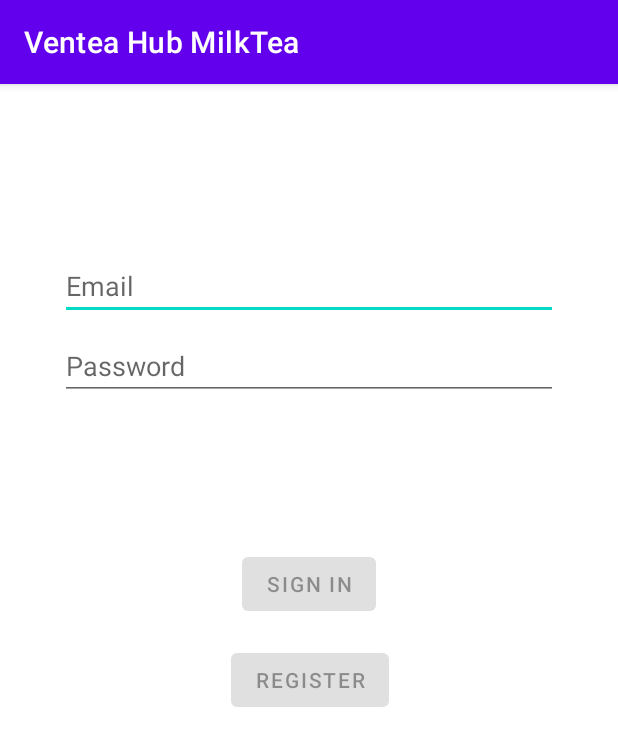
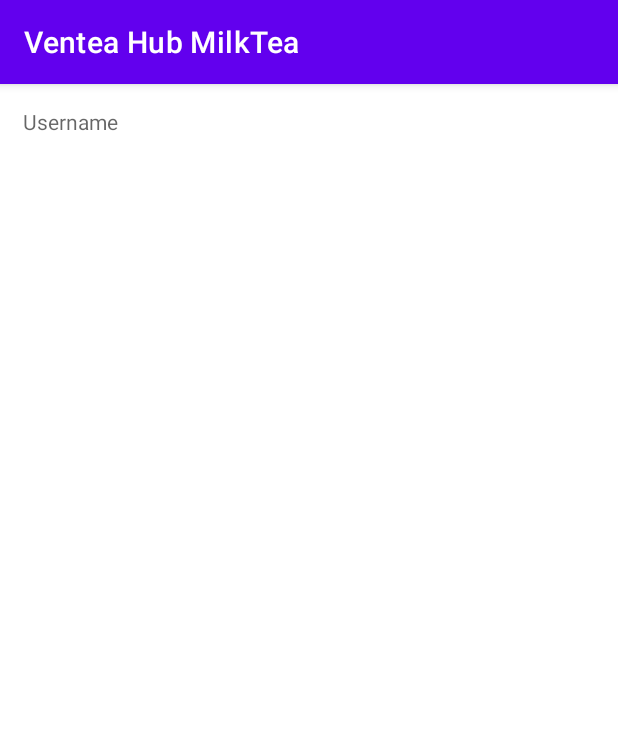
Before and after one commit to matanorlino/venteahub, an Android app: the screen it shows after launch (LoginActivity), on a phone screen of 412 x 824 dp. Shown: the top 746 px of the screen. Run offline under Robolectric (Android 15) with nearby library versions, the phone set to English and light mode, and no system bars.

Commit message:
Empty Activity

```diff
--- a/src/app/src/main/java/com/dehaja/venteahubmilktea/data/LoginDataSource.java
+++ /dev/null
@@ -1,29 +0,0 @@
-package com.dehaja.venteahubmilktea.data;
-
-import com.dehaja.venteahubmilktea.data.model.User;
-
-import java.io.IOException;
-
-/**
- * Class that handles authentication w/ login credentials and retrieves user information.
- */
-public class LoginDataSource {
-
-    public Result<User> login(String username, String password) {
-
-        try {
-            // TODO: handle loggedInUser authentication
-            User fakeUser =
-                    new User(
-                            java.util.UUID.randomUUID().toString(),
-                            "Jane Doe");
-            return new Result.Success<>(fakeUser);
-        } catch (Exception e) {
-            return new Result.Error(new IOException("Error logging in", e));
-        }
-    }
-
-    public void logout() {
-        // TODO: revoke authentication
-    }
-}
--- a/src/app/src/main/java/com/dehaja/venteahubmilktea/data/LoginRepository.java
+++ /dev/null
@@ -1,54 +0,0 @@
-package com.dehaja.venteahubmilktea.data;
-
-import com.dehaja.venteahubmilktea.data.model.User;
-
-/**
- * Class that requests authentication and user information from the remote data source and
- * maintains an in-memory cache of login status and user credentials information.
- */
-public class LoginRepository {
-
-    private static volatile LoginRepository instance;
-
-    private LoginDataSource dataSource;
-
-    // If user credentials will be cached in local storage, it is recommended it be encrypted
-    // @see https://developer.android.com/training/articles/keystore
-    private User user = null;
-
-    // private constructor : singleton access
-    private LoginRepository(LoginDataSource dataSource) {
-        this.dataSource = dataSource;
-    }
-
-    public static LoginRepository getInstance(LoginDataSource dataSource) {
-        if (instance == null) {
-            instance = new LoginRepository(dataSource);
-        }
-        return instance;
-    }
-
-    public boolean isLoggedIn() {
-        return user != null;
-    }
-
-    public void logout() {
-        user = null;
-        dataSource.logout();
-    }
-
-    private void setLoggedInUser(User user) {
-        this.user = user;
-        // If user credentials will be cached in local storage, it is recommended it be encrypted
-        // @see https://developer.android.com/training/articles/keystore
-    }
-
-    public Result<User> login(String username, String password) {
-        // handle login
-        Result<User> result = dataSource.login(username, password);
-        if (result instanceof Result.Success) {
-            setLoggedInUser(((Result.Success<User>) result).getData());
-        }
-        return result;
-    }
-}
--- /dev/null
+++ b/src/app/src/main/java/com/dehaja/venteahubmilktea/ui/LoginActivity.java
@@ -0,0 +1,16 @@
+package com.dehaja.venteahubmilktea.ui;
+
+import androidx.appcompat.app.AppCompatActivity;
+
+import android.os.Bundle;
+
+import com.dehaja.venteahubmilktea.R;
+
+public class LoginActivity extends AppCompatActivity {
+
+    @Override
+    protected void onCreate(Bundle savedInstanceState) {
+        super.onCreate(savedInstanceState);
+        setContentView(R.layout.activity_login);
+    }
+}
--- a/src/app/src/main/java/com/dehaja/venteahubmilktea/ui/login/LoginViewModel.java
+++ /dev/null
@@ -1,70 +0,0 @@
-package com.dehaja.venteahubmilktea.ui.login;
-
-import androidx.lifecycle.LiveData;
-import androidx.lifecycle.MutableLiveData;
-import androidx.lifecycle.ViewModel;
-
-import android.util.Patterns;
-
-import com.dehaja.venteahubmilktea.data.LoginRepository;
-import com.dehaja.venteahubmilktea.data.Result;
-import com.dehaja.venteahubmilktea.data.model.User;
-import com.dehaja.venteahubmilktea.R;
-
-public class LoginViewModel extends ViewModel {
-
-    private MutableLiveData<LoginFormState> loginFormState = new MutableLiveData<>();
-    private MutableLiveData<LoginResult> loginResult = new MutableLiveData<>();
-    private LoginRepository loginRepository;
-
-    LoginViewModel(LoginRepository loginRepository) {
-        this.loginRepository = loginRepository;
-    }
-
-    LiveData<LoginFormState> getLoginFormState() {
-        return loginFormState;
-    }
-
-    LiveData<LoginResult> getLoginResult() {
-        return loginResult;
-    }
-
-    public void login(String username, String password) {
-        // can be launched in a separate asynchronous job
-        Result<User> result = loginRepository.login(username, password);
-
-        if (result instanceof Result.Success) {
-            User data = ((Result.Success<User>) result).getData();
-            loginResult.setValue(new LoginResult(new LoggedInUserView(data.getDisplayName())));
-        } else {
-            loginResult.setValue(new LoginResult(R.string.login_failed));
-        }
-    }
-
-    public void loginDataChanged(String username, String password) {
-        if (!isUserNameValid(username)) {
-            loginFormState.setValue(new LoginFormState(R.string.invalid_username, null));
-        } else if (!isPasswordValid(password)) {
-            loginFormState.setValue(new LoginFormState(null, R.string.invalid_password));
-        } else {
-            loginFormState.setValue(new LoginFormState(true));
-        }
-    }
-
-    // A placeholder username validation check
-    private boolean isUserNameValid(String username) {
-        if (username == null) {
-            return false;
-        }
-        if (username.contains("@")) {
-            return Patterns.EMAIL_ADDRESS.matcher(username).matches();
-        } else {
-            return !username.trim().isEmpty();
-        }
-    }
-
-    // A placeholder password validation check
-    private boolean isPasswordValid(String password) {
-        return password != null && password.trim().length() > 5;
-    }
-}
--- a/src/app/src/main/java/com/dehaja/venteahubmilktea/ui/login/LoginViewModelFactory.java
+++ /dev/null
@@ -1,26 +0,0 @@
-package com.dehaja.venteahubmilktea.ui.login;
-
-import androidx.lifecycle.ViewModel;
-import androidx.lifecycle.ViewModelProvider;
-import androidx.annotation.NonNull;
-
-import com.dehaja.venteahubmilktea.data.LoginDataSource;
-import com.dehaja.venteahubmilktea.data.LoginRepository;
-
-/**
- * ViewModel provider factory to instantiate LoginViewModel.
- * Required given LoginViewModel has a non-empty constructor
- */
-public class LoginViewModelFactory implements ViewModelProvider.Factory {
-
-    @NonNull
-    @Override
-    @SuppressWarnings("unchecked")
-    public <T extends ViewModel> T create(@NonNull Class<T> modelClass) {
-        if (modelClass.isAssignableFrom(LoginViewModel.class)) {
-            return (T) new LoginViewModel(LoginRepository.getInstance(new LoginDataSource()));
-        } else {
-            throw new IllegalArgumentException("Unknown ViewModel class");
-        }
-    }
-}
--- a/src/app/src/main/res/layout/activity_login.xml
+++ b/src/app/src/main/res/layout/activity_login.xml
@@ -1,94 +1,17 @@
 <?xml version="1.0" encoding="utf-8"?>
-<androidx.constraintlayout.widget.ConstraintLayout xmlns:android="http://schemas.android.com/apk/res/android"
+
+<LinearLayout xmlns:android="http://schemas.android.com/apk/res/android"
     xmlns:app="http://schemas.android.com/apk/res-auto"
     xmlns:tools="http://schemas.android.com/tools"
-    android:id="@+id/container"
     android:layout_width="match_parent"
     android:layout_height="match_parent"
-    android:paddingLeft="@dimen/activity_horizontal_margin"
-    android:paddingTop="@dimen/activity_vertical_margin"
-    android:paddingRight="@dimen/activity_horizontal_margin"
-    android:paddingBottom="@dimen/activity_vertical_margin"
-    tools:context=".ui.login.LoginActivity">
+    android:orientation="vertical"
+    android:padding="15dp"
+    tools:context=".ui.LoginActivity">
 
-    <EditText
-        android:id="@+id/txtUsername"
-        android:layout_width="0dp"
+    <TextView
+        android:id="@+id/textView2"
+        android:layout_width="match_parent"
         android:layout_height="wrap_content"
-        android:layout_marginStart="24dp"
-        android:layout_marginTop="96dp"
-        android:layout_marginEnd="24dp"
-        android:hint="@string/prompt_email"
-        android:inputType="textEmailAddress"
-        android:selectAllOnFocus="true"
-        app:layout_constraintEnd_toEndOf="parent"
-        app:layout_constraintStart_toStartOf="parent"
-        app:layout_constraintTop_toTopOf="parent" />
-
-    <EditText
-        android:id="@+id/txtPassword"
-        android:layout_width="0dp"
-        android:layout_height="wrap_content"
-        android:layout_marginStart="24dp"
-        android:layout_marginTop="8dp"
-        android:layout_marginEnd="24dp"
-        android:hint="@string/prompt_password"
-        android:imeActionLabel="@string/action_sign_in_short"
-        android:imeOptions="actionDone"
-        android:inputType="textPassword"
-        android:selectAllOnFocus="true"
-        app:layout_constraintEnd_toEndOf="parent"
-        app:layout_constraintStart_toStartOf="parent"
-        app:layout_constraintTop_toBottomOf="@+id/txtUsername" />
-
-    <Button
-        android:id="@+id/btnLogin"
-        android:layout_width="wrap_content"
-        android:layout_height="wrap_content"
-        android:layout_gravity="start"
-        android:layout_marginStart="48dp"
-        android:layout_marginTop="16dp"
-        android:layout_marginEnd="48dp"
-        android:layout_marginBottom="64dp"
-        android:enabled="false"
-        android:text="@string/action_sign_in"
-        app:layout_constraintBottom_toBottomOf="parent"
-        app:layout_constraintEnd_toEndOf="parent"
-        app:layout_constraintStart_toStartOf="parent"
-        app:layout_constraintTop_toBottomOf="@+id/txtPassword"
-        app:layout_constraintVertical_bias="0.2" />
-
-    <Button
-        android:id="@+id/btnRegister"
-        android:layout_width="wrap_content"
-        android:layout_height="wrap_content"
-        android:layout_gravity="start"
-        android:layout_marginStart="48dp"
-        android:layout_marginTop="16dp"
-        android:layout_marginEnd="48dp"
-        android:layout_marginBottom="64dp"
-        android:enabled="false"
-        android:text="@string/action_register"
-        app:layout_constraintBottom_toBottomOf="parent"
-        app:layout_constraintEnd_toEndOf="parent"
-        app:layout_constraintHorizontal_bias="0.504"
-        app:layout_constraintStart_toStartOf="parent"
-        app:layout_constraintTop_toBottomOf="@+id/btnLogin"
-        app:layout_constraintVertical_bias="0.0" />
-
-    <ProgressBar
-        android:id="@+id/loading"
-        android:layout_width="wrap_content"
-        android:layout_height="wrap_content"
-        android:layout_gravity="center"
-        android:layout_marginStart="32dp"
-        android:layout_marginTop="64dp"
-        android:layout_marginEnd="32dp"
-        android:layout_marginBottom="64dp"
-        android:visibility="gone"
-        app:layout_constraintBottom_toBottomOf="parent"
-        app:layout_constraintEnd_toEndOf="@+id/txtPassword"
-        app:layout_constraintStart_toStartOf="@+id/txtPassword"
-        app:layout_constraintTop_toTopOf="parent"
-        app:layout_constraintVertical_bias="0.3" />
-</androidx.constraintlayout.widget.ConstraintLayout>
+        android:hint="@string/prompt_username" />
+</LinearLayout>
--- a/src/app/src/main/res/values/strings.xml
+++ b/src/app/src/main/res/values/strings.xml
@@ -1,6 +1,7 @@
 <resources>
     <string name="app_name">Ventea Hub MilkTea</string>
     <!-- Strings related to login -->
+    <string name="prompt_username">Username</string>
     <string name="prompt_email">Email</string>
     <string name="prompt_password">Password</string>
     <string name="action_sign_in">Sign in</string>
```
Also changed, not shown: src/app/src/main/AndroidManifest.xml (+9 -6 lines), src/app/src/main/java/com/dehaja/venteahubmilktea/data/Result.java (deleted, +0 -48 lines), src/app/src/main/java/com/dehaja/venteahubmilktea/data/model/LoggedInUser.java (deleted, +0 -23 lines), src/app/src/main/java/com/dehaja/venteahubmilktea/ui/login/LoggedInUserView.java (deleted, +0 -17 lines), src/app/src/main/java/com/dehaja/venteahubmilktea/ui/login/LoginActivity.java (deleted, +0 -129 lines), src/app/src/main/java/com/dehaja/venteahubmilktea/ui/login/LoginFormState.java (deleted, +0 -40 lines), src/app/src/main/java/com/dehaja/venteahubmilktea/ui/login/LoginResult.java (deleted, +0 -31 lines), src/app/src/main/java/com/dehaja/venteahubmilktea/util/constants/AccessLevel.java (added, +10 -0 lines), src/app/src/main/java/com/dehaja/venteahubmilktea/util/constants/OrderState.java (added, +12 -0 lines), src/app/src/main/res/mipmap-hdpi/app_logo.png (added).
